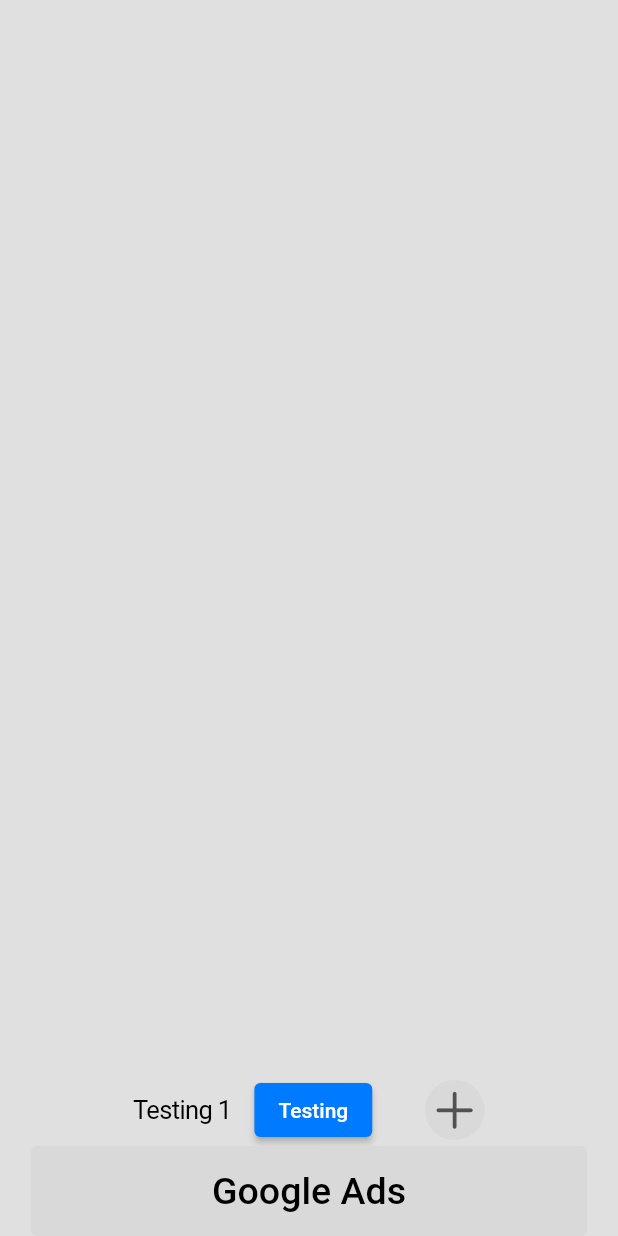
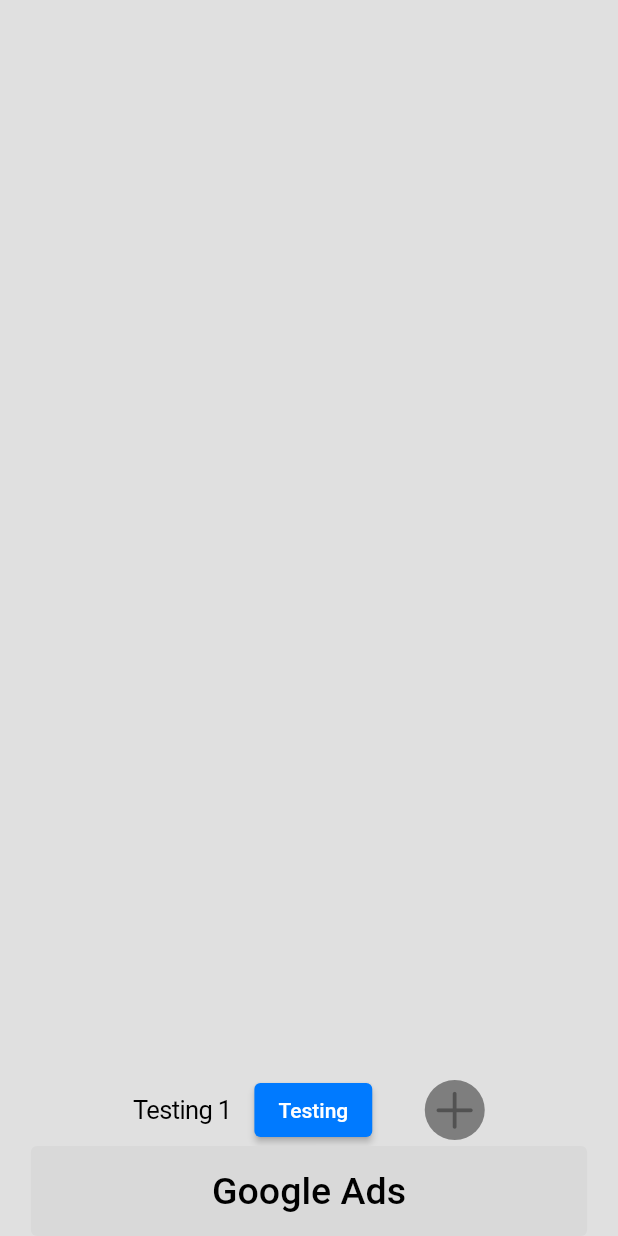
Before and after one commit to GeonwooVincentKim/daily_expanditure_0131, a Flutter app: the screen it shows after launch, after a tap on "Google Ads", on a phone screen of 412 x 824 dp. Run offline on Flutter 3.47's test engine with Material 2 defaults, Android fonts, the phone set to English and light mode, and no system bars; our stand-ins replace flutter_slidable.

Commit message:
[Update] - Delete unuse codes

```diff
--- a/lib/screens/home.dart
+++ b/lib/screens/home.dart
@@ -69,7 +69,35 @@ class _HomePageState extends State<HomePage> {
               child: Column(
                 mainAxisAlignment: MainAxisAlignment.end,
                 children: [
-                  Row(
+                  _widgetDailyOutlays(),
+                  _widgetGoogleAds(context)
+                ],
+              ),
+            ),
+          )
+        ],
+      ),
+    );
+  }
+
+  ElevatedButton _widgetGoogleAds(BuildContext context) {
+    return ElevatedButton(
+      style: ElevatedButton.styleFrom(
+        elevation: 0,
+        fixedSize: Size(MediaQuery.of(context).size.width * 0.9, 60),
+        backgroundColor: buttonColor,
+        shadowColor: transparentColor,
+      ).copyWith(
+        overlayColor: MaterialStateProperty.resolveWith((states) => states.contains(MaterialState.pressed) ? null : buttonColor),
+        elevation: const MaterialStatePropertyAll(0),
+      ),
+      child: const Text("Google Ads", style: TextStyle(color: buttonTextColor, fontSize: 25),),
+      onPressed: () => false
+    );
+  }
+
+  Row _widgetDailyOutlays() {
+    return Row(
       mainAxisAlignment: MainAxisAlignment.center,
       children: [
         const Text("Testing 1"),
@@ -87,67 +115,13 @@ class _HomePageState extends State<HomePage> {
           },
           child: const CircleAvatar(
             radius: 20,
-                          backgroundColor: buttonColor,
+            backgroundColor: swipeIconColor,
             child: ClipOval(
               child: Icon(CupertinoIcons.plus, color: plusIconColor, size: 35)
             ),
           )
         )
       ],
-                  ),
-                  ElevatedButton(
-                    style: ElevatedButton.styleFrom(
-                      elevation: 0,
-                      fixedSize: Size(MediaQuery.of(context).size.width * 0.9, 60),
-                      backgroundColor: buttonColor,
-                      shadowColor: transparentColor,
-                    ).copyWith(
-                      overlayColor: MaterialStateProperty.resolveWith((states) => states.contains(MaterialState.pressed) ? null : buttonColor),
-                      elevation: const MaterialStatePropertyAll(0),
-                    ),
-                    child: const Text("Google Ads", style: TextStyle(color: buttonTextColor, fontSize: 25),),
-                    onPressed: () => false
-                  )
-                ],
-              ),
-            ),
-          )
-
-          // Column(
-          //   children: [
-          //     Row(
-          //       mainAxisAlignment: MainAxisAlignment.center,
-          //       children: [
-          //         Text("Testing 1"),
-          //         ElevatedButton(
-          //           onPressed: () => false,
-          //           child: Text("Testing"),
-          //         ),
-          //         GestureDetector(
-          //           onTap: () {
-          //             createNewExpanditure();
-          //           },
-          //           child: const CircleAvatar(
-          //             radius: 20,
-          //             backgroundColor: buttonColor,
-          //             child: ClipOval(
-          //               child: Icon(CupertinoIcons.plus, color: plusIconColor, size: 35)
-          //             ),
-          //           )
-          //         )
-          //       ],
-          //     ),
-          //     Row(
-          //       mainAxisAlignment: MainAxisAlignment.center,
-          //       children: [
-          //         Text("Testing 2")
-          //       ],
-          //     )
-          //   ],
-          // )
-
-        ],
-      ),
     );
   }
 
```
Lines whose indentation alone changed are shown as unchanged.
